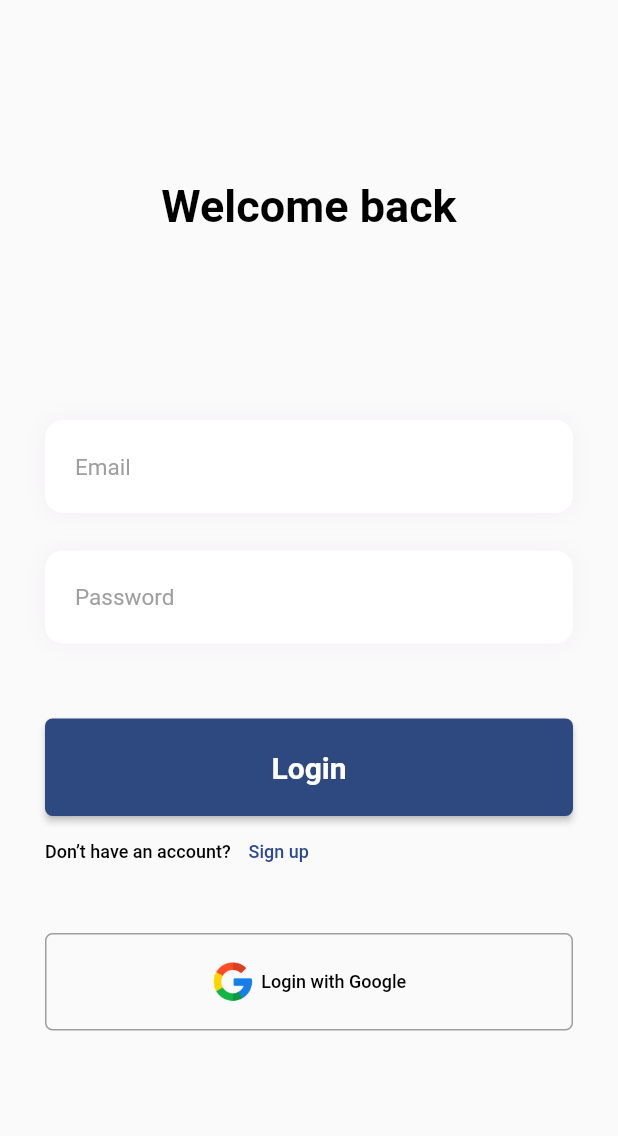
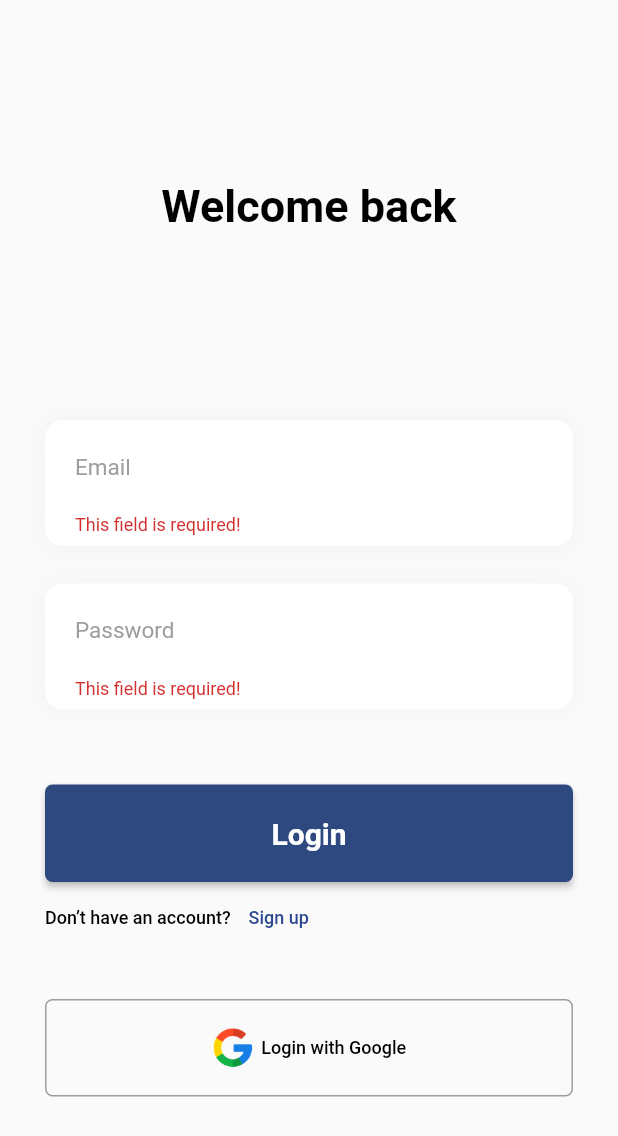
Before and after one commit to HaiderMuhammad/E-commerce-flutter-project, a Flutter app: the screen it shows after launch, after a tap on "Login", on a phone screen of 412 x 824 dp. Shown: the top 1136 px of the screen. Run offline on Flutter 3.47's test engine with Material 2 defaults, Android fonts, the phone set to English and light mode, and no system bars; our stand-ins replace firebase_auth, firebase_core, form_field_validator, get, google_sign_in; accounts and stored records are empty; network calls fail.

Commit message:
auth service

```diff
--- a/lib/app/global_widgets/custom_button2.dart
+++ b/lib/app/global_widgets/custom_button2.dart
@@ -5,14 +5,20 @@ import 'custom_text.dart';
 
 
 class CustomButton2 extends StatelessWidget {
-  const CustomButton2({Key? key, required this.image, required this.text}) : super(key: key);
+  const CustomButton2({Key? key,
+    required this.image,
+    required this.text,
+    this.onPressed
+  }) : super(key: key);
+
+  final Function()? onPressed;
   final String image;
   final String text;
 
   @override
   Widget build(BuildContext context) {
     return MaterialButton(
-      onPressed: () {},
+      onPressed: onPressed,
       height: 65,
       minWidth: double.infinity,
       shape: RoundedRectangleBorder(
--- /dev/null
+++ b/lib/app/utils/bindings.dart
@@ -0,0 +1,11 @@
+import 'package:get/get.dart';
+import 'package:real_e_commerce/app/core/view_model/auth_vm.dart';
+
+
+class Binding extends Bindings {
+  @override
+  void dependencies() {
+    Get.lazyPut(() => AuthViewModel());
+  }
+
+}
--- a/lib/app/view/auth/login.dart
+++ b/lib/app/view/auth/login.dart
@@ -1,4 +1,6 @@
 import 'package:flutter/material.dart';
+import 'package:get/get.dart';
+import 'package:real_e_commerce/app/core/view_model/auth_vm.dart';
 import '../../global_widgets/custom_button1.dart';
 import '../../global_widgets/custom_button2.dart';
 import '../../global_widgets/custom_text.dart';
@@ -7,8 +9,9 @@ import '../../utils/validators.dart';
 
 
 
-class LoginPage extends StatelessWidget {
-  const LoginPage({Key? key}) : super(key: key);
+class LoginPage extends GetWidget<AuthViewModel> {
+  LoginPage({Key? key}) : super(key: key);
+  final GlobalKey<FormState> _formKey = GlobalKey<FormState>();
 
   @override
   Widget build(BuildContext context) {
@@ -18,6 +21,7 @@ class LoginPage extends StatelessWidget {
         padding: const EdgeInsets.symmetric(horizontal: 20.0),
         child: Center(
           child: Form(
+            key: _formKey,
             child: Column(
               crossAxisAlignment: CrossAxisAlignment.center,
               children: [
@@ -27,19 +31,28 @@ class LoginPage extends StatelessWidget {
                 ),
                 CustomTextField(
                   isEmail: true,
-                  onChanged: (String value) {},
+                  onChanged: (String value) {
+                    controller.email = value;
+                  },
                   validator: Validators.email,
                 ),
                 CustomTextField(
                   isPassword: true,
-                  onChanged: (String value) {},
+                  onChanged: (String value) {
+                    controller.password = value;
+                  },
                   validator: Validators.password,
                 ),
                 Padding(
                     padding:
                     const EdgeInsets.only(left: 10, right: 10, top: 50),
                     child: CustomButton1(
-                      onPressed: () {},
+                      onPressed: () {
+                        _formKey.currentState!.save();
+                        if(_formKey.currentState!.validate()) {
+                          controller.signInWithEmail();
+                        }
+                      },
                       label: 'Login',
                     )
                 ),
@@ -62,10 +75,13 @@ class LoginPage extends StatelessWidget {
                     )
                   ],
                 ),
-                const Padding(
+                Padding(
                     padding:
-                    EdgeInsets.only(left: 10, right: 10, top: 30),
+                    const EdgeInsets.only(left: 10, right: 10, top: 30),
                     child: CustomButton2(
+                      onPressed: () {
+                        controller.googleSignInMethod();
+                      },
                       image: 'assets/images/google.png',
                       text: 'Login with Google',
                     )
--- a/lib/main.dart
+++ b/lib/main.dart
@@ -1,5 +1,7 @@
 import 'package:firebase_core/firebase_core.dart';
 import 'package:flutter/material.dart';
+import 'package:get/get.dart';
+import 'package:real_e_commerce/app/utils/bindings.dart';
 import 'app/view/auth/login.dart';
 
 
@@ -15,13 +17,14 @@ class MyApp extends StatelessWidget {
 
   @override
   Widget build(BuildContext context) {
-    return MaterialApp(
-      title: 'Flutter Demo',
+    return GetMaterialApp(
+      title: 'E-commerce',
       debugShowCheckedModeBanner: false,
       theme: ThemeData(
         primarySwatch: Colors.blue,
       ),
-      home: const LoginPage(),
+      initialBinding: Binding(),
+      home: LoginPage(),
     );
   }
 }
--- a/pubspec.yaml
+++ b/pubspec.yaml
@@ -40,6 +40,7 @@ dependencies:
   google_fonts: ^4.0.3
   form_field_validator: ^1.1.0
   firebase_core: any
+  firebase_auth: ^4.4.0
   google_sign_in: ^6.1.0
 
 dev_dependencies:
```
Also changed, not shown: lib/app/core/view_model/auth_vm.dart (added, +37 -0 lines), lib/app/view/home/home.dart (added), pubspec.lock, 3 other files.
